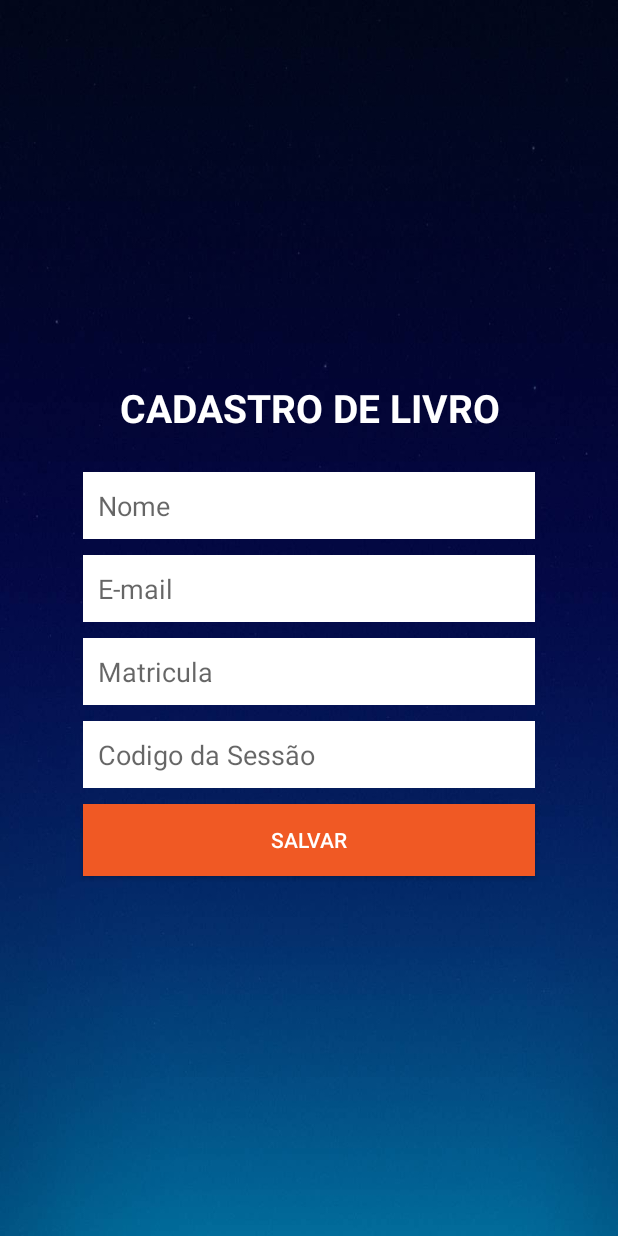
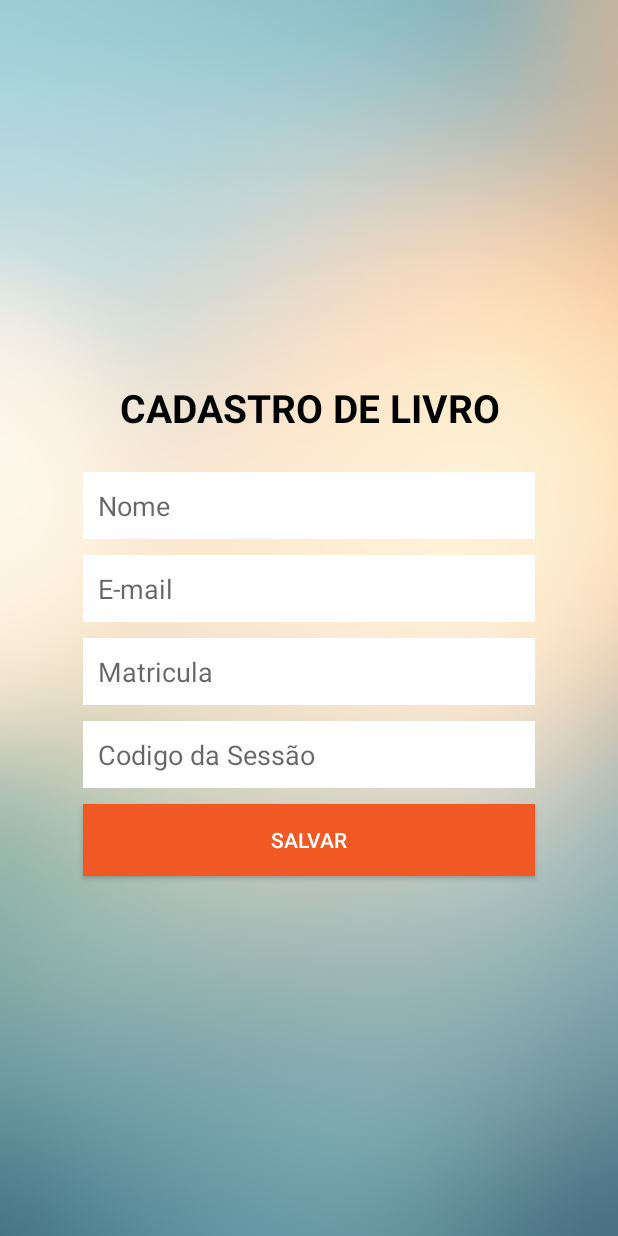
Before and after one commit to PedroAES/app, an Android app: the CadastroLivroActivity screen opened directly, with no data from a screen before it, on a phone screen of 412 x 824 dp. Run offline under Robolectric (Android 15) with nearby library versions, the phone set to English and light mode, and no system bars.

Commit message:
Update livro_cadastro_activity.xml

```diff
--- a/android-book-listing-app/app/src/main/res/layout/livro_cadastro_activity.xml
+++ b/android-book-listing-app/app/src/main/res/layout/livro_cadastro_activity.xml
@@ -4,7 +4,7 @@
     xmlns:tools="http://schemas.android.com/tools"
     android:layout_width="match_parent"
     android:layout_height="match_parent"
-    android:background="@drawable/fundo"
+    android:background="@drawable/fundo2"
     android:gravity="center"
     android:orientation="vertical"
     android:padding="50dp"
@@ -19,7 +19,7 @@
         android:gravity="center"
         android:text="Cadastro de Livro"
         android:textAllCaps="true"
-        android:textColor="@android:color/white"
+        android:textColor="@android:color/black"
         android:textSize="26sp"
         android:textStyle="bold" />
 
```
